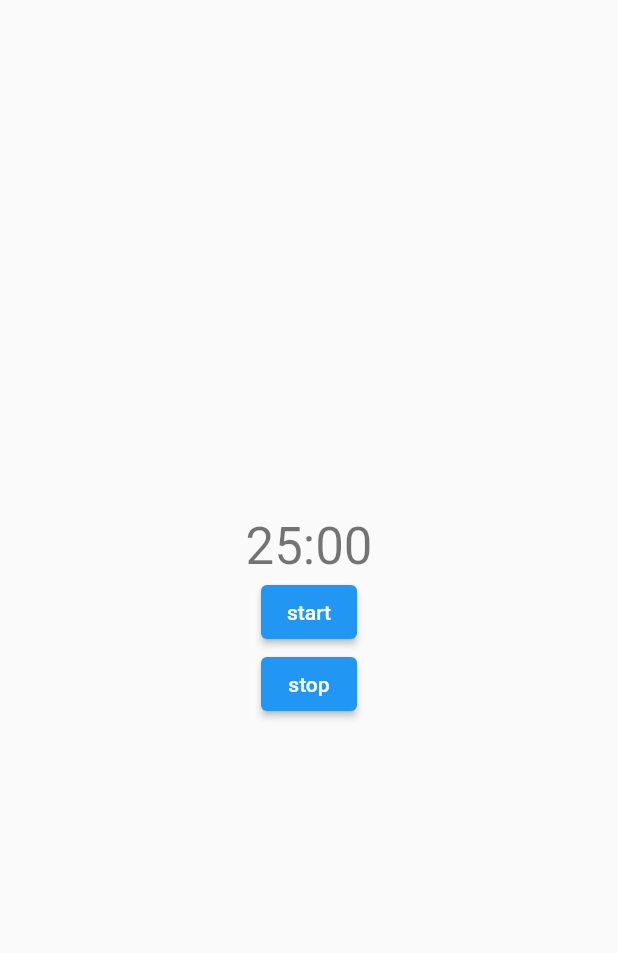
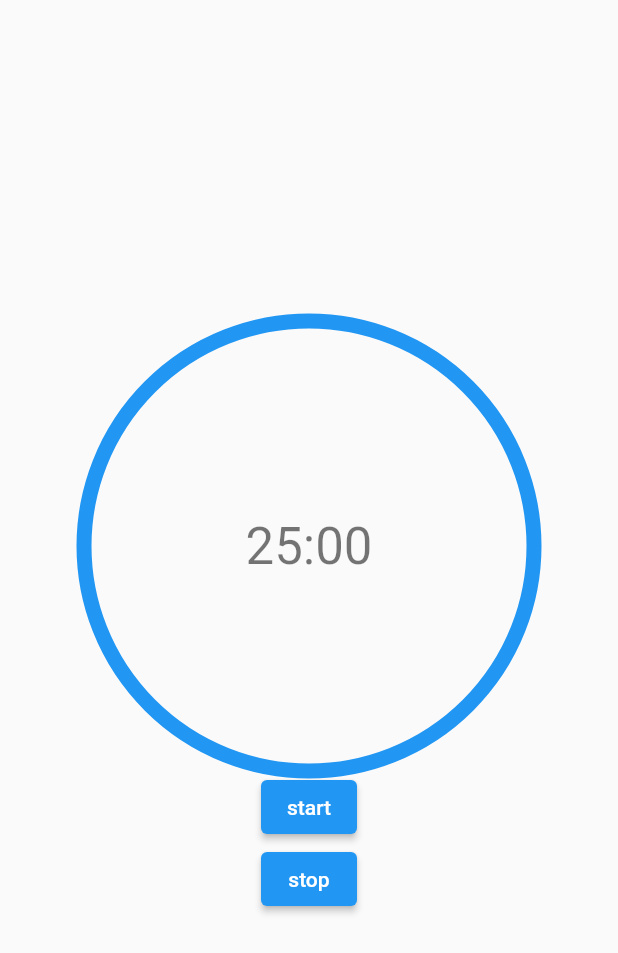
Before and after one commit to reiya0104/flutter_pomodoro, a Flutter app: the screen it shows after launch, on a phone screen of 412 x 824 dp. Shown: the top 953 px of the screen. Run offline on Flutter 3.47's test engine with Material 2 defaults, Android fonts, the phone set to English and light mode, and no system bars.

Commit message:
feat: Clock に DonutChart を反映させる

```diff
--- a/lib/widgets/clock.dart
+++ b/lib/widgets/clock.dart
@@ -1,13 +1,28 @@
 import 'package:flutter/material.dart';
+import 'package:flutter_pomodoro/widgets/donut_chart.dart';
 
 class Clock extends StatelessWidget {
   const Clock({super.key});
 
   @override
   Widget build(BuildContext context) {
-    return Text(
-      '25:00',
-      style: Theme.of(context).textTheme.headlineMedium,
+    return Stack(
+      alignment: AlignmentDirectional.center,
+      children: [
+        DonutChart(
+          chartRadius: 150,
+          chartDataList: [
+            ChartData(color: Colors.blue, value: 1.1),
+            ChartData(color: Colors.grey, value: 0.0),
+            ChartData(color: Colors.black, value: 0.0),
+          ],
+          chartStrokeWidth: 10,
+        ),
+        Text(
+          '25:00',
+          style: Theme.of(context).textTheme.headlineMedium,
+        )
+      ],
     );
   }
 }
```
